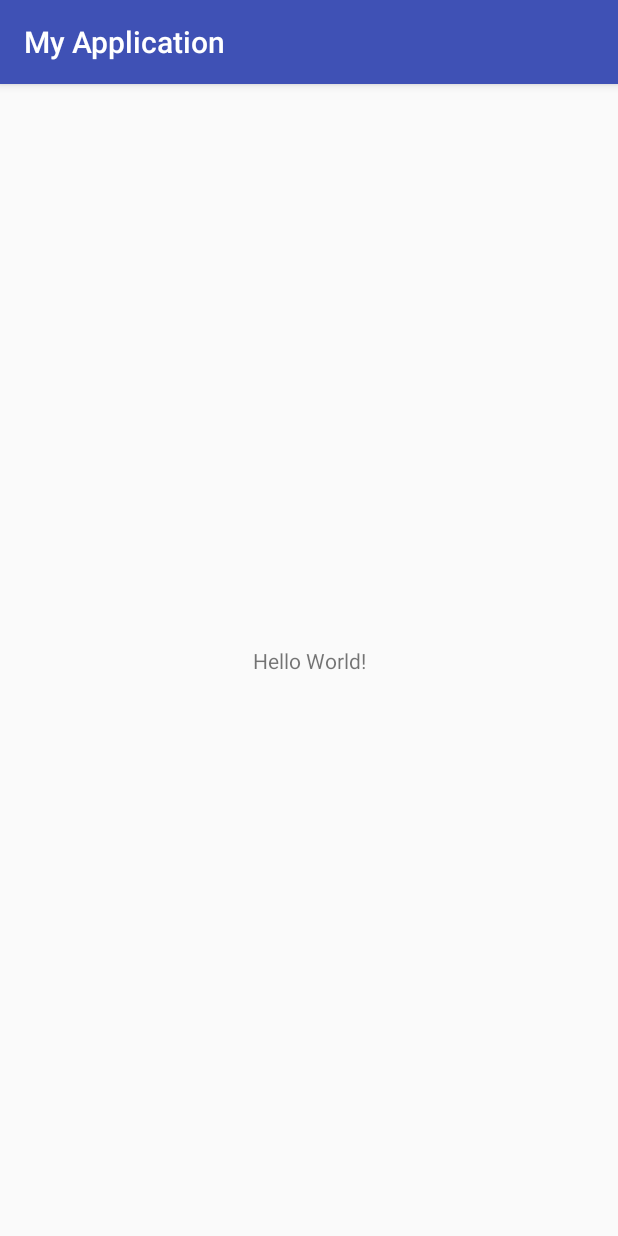
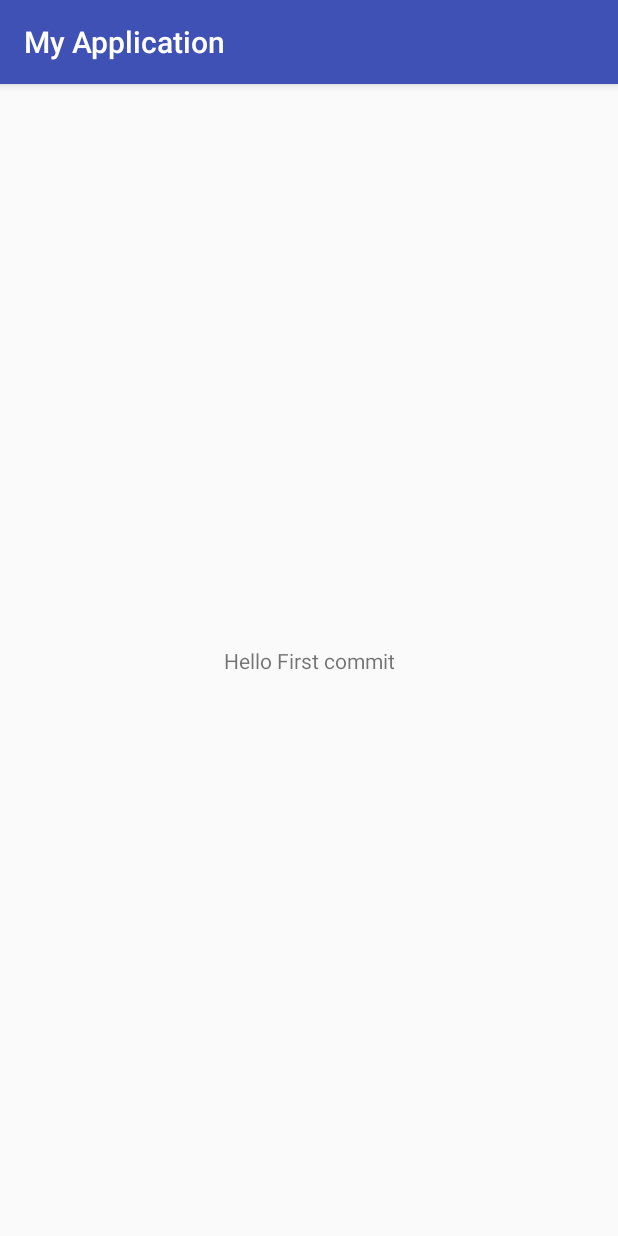
Before and after one commit to emn3779/Helloworld, an Android app: the screen it shows after launch (HelloWorld), on a phone screen of 412 x 824 dp. Run offline under Robolectric (Android 15) with nearby library versions, the phone set to English and light mode, and no system bars.

Commit message:
edited "hello first commit"

```diff
--- a/app/src/main/res/layout/activity_hello_world.xml
+++ b/app/src/main/res/layout/activity_hello_world.xml
@@ -9,7 +9,7 @@
     <TextView
         android:layout_width="wrap_content"
         android:layout_height="wrap_content"
-        android:text="Hello World!"
+        android:text="Hello First commit"
         app:layout_constraintBottom_toBottomOf="parent"
         app:layout_constraintLeft_toLeftOf="parent"
         app:layout_constraintRight_toRightOf="parent"
```
